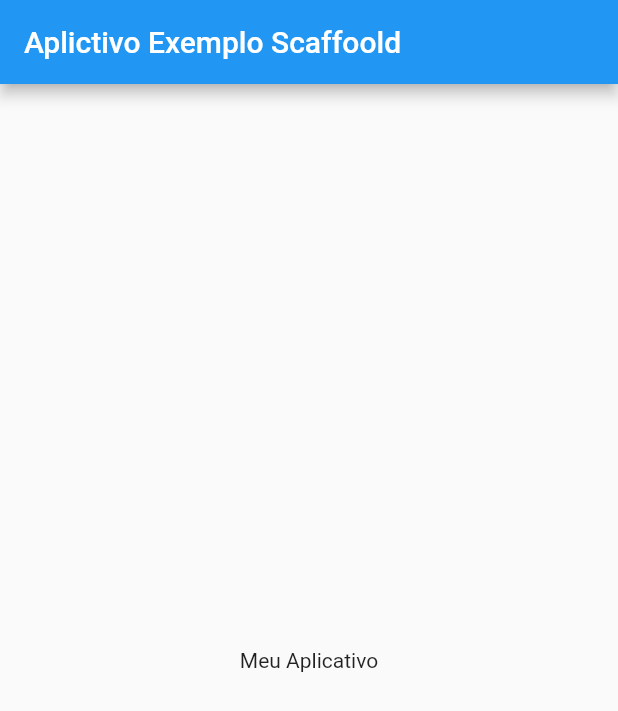
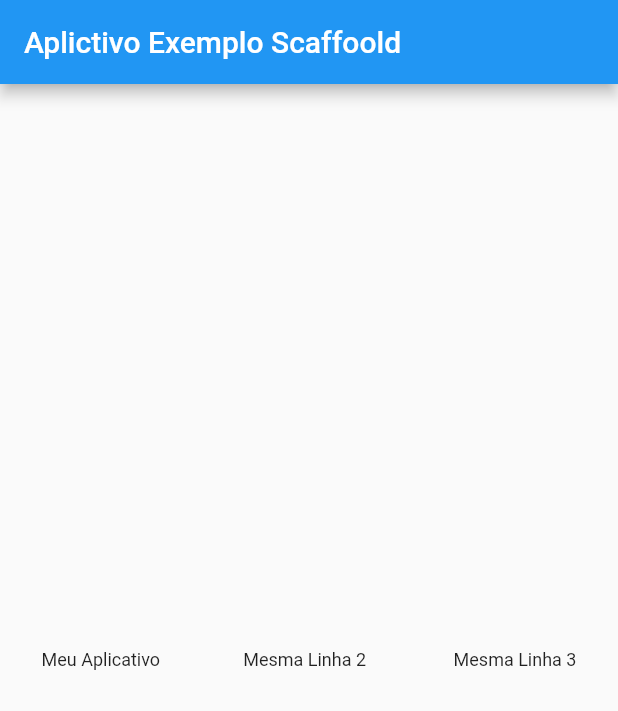
Before and after one commit to evilarinho/Curso_Desenvolvendo_Aplicativos_em_Flutter-e-Dart, a Flutter app: the screen it shows after launch, on a phone screen of 412 x 824 dp. Shown: the top 711 px of the screen. Run offline on Flutter 3.47's test engine with Material 2 defaults, Android fonts, the phone set to English and light mode, and no system bars.

Commit message:
modified: README.md, Layout em Flutter com Widget Row - Aula 2

```diff
--- a/scaffold/lib/main.dart
+++ b/scaffold/lib/main.dart
@@ -19,7 +19,29 @@ class _MyAppState extends State<MyApp> {
         appBar: AppBar(
           title: const Text('Aplictivo Exemplo Scaffoold'),
         ),
-        body: const Center(child: Text('Meu Aplicativo')),
+        body: Row(
+          mainAxisAlignment: MainAxisAlignment.spaceAround,
+          children: const [
+            Center(
+              child: Text(
+                'Meu Aplicativo',
+                style: TextStyle(fontSize: 12),
+              ),
+            ),
+            Center(
+              child: Text(
+                'Mesma Linha 2 ',
+                style: TextStyle(fontSize: 12),
+              ),
+            ),
+            Center(
+              child: Text(
+                'Mesma Linha 3',
+                style: TextStyle(fontSize: 12),
+              ),
+            ),
+          ],
+        ),
       ),
     );
   }
```
Also changed, not shown: 1 other file.
